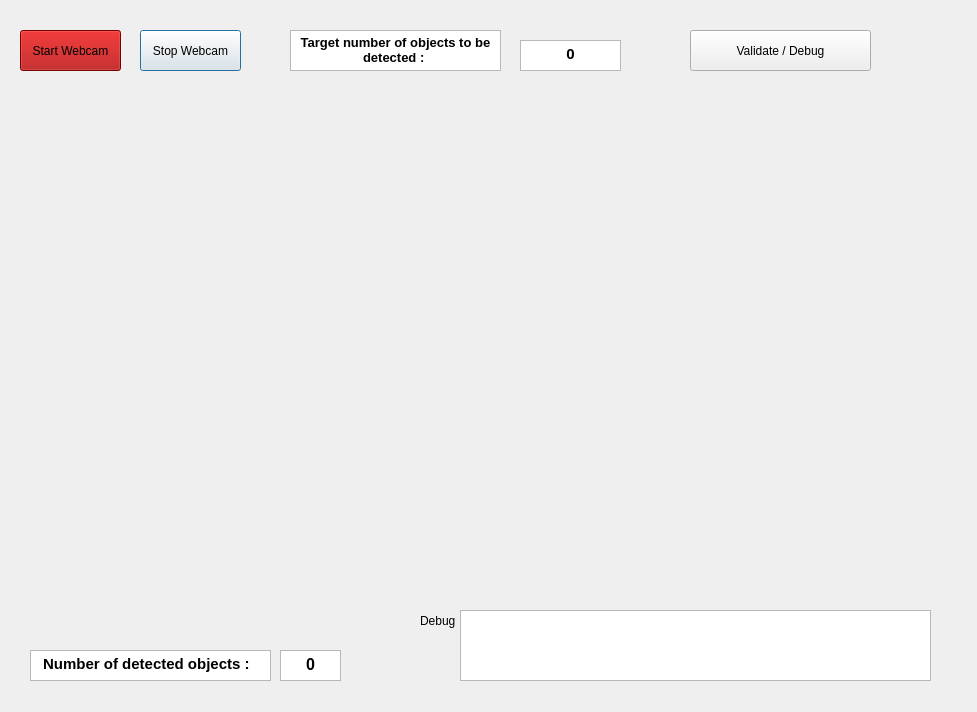
Above: app.ui from varaticalexandru/object-detection-project before the change. Below: the same form after it.
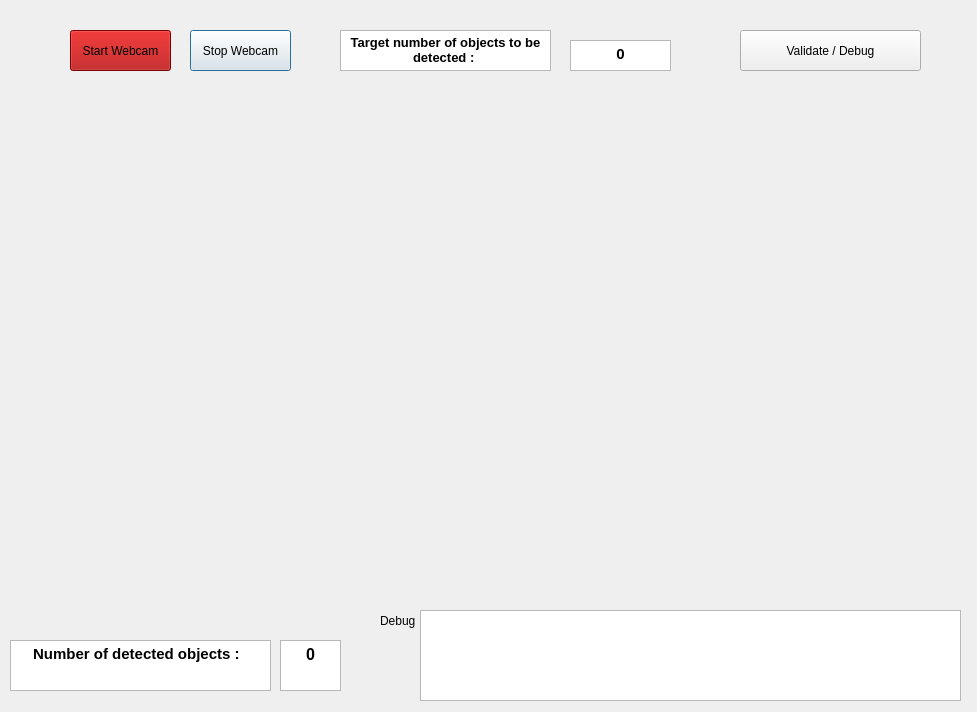
That is the form after the change.

Commit message: upd app.ui + scripts

Patch:
```diff
--- a/app.ui
+++ b/app.ui
@@ -29,10 +29,10 @@
   <widget class="QTextBrowser" name="sampleText_1">
    <property name="geometry">
     <rect>
-     <x>30</x>
-     <y>650</y>
-     <width>241</width>
-     <height>31</height>
+     <x>10</x>
+     <y>640</y>
+     <width>261</width>
+     <height>51</height>
     </rect>
    </property>
    <property name="html">
@@ -47,9 +47,9 @@
    <property name="geometry">
     <rect>
      <x>280</x>
-     <y>650</y>
+     <y>640</y>
      <width>61</width>
-     <height>31</height>
+     <height>51</height>
     </rect>
    </property>
    <property name="font">
@@ -68,7 +68,7 @@
   <widget class="QTextBrowser" name="sampleText_2">
    <property name="geometry">
     <rect>
-     <x>290</x>
+     <x>340</x>
      <y>30</y>
      <width>211</width>
      <height>41</height>
@@ -85,7 +85,7 @@
   <widget class="QTextEdit" name="targetEdit">
    <property name="geometry">
     <rect>
-     <x>520</x>
+     <x>570</x>
      <y>40</y>
      <width>101</width>
      <height>31</height>
@@ -116,7 +116,7 @@
   <widget class="QPushButton" name="stopWebcam">
    <property name="geometry">
     <rect>
-     <x>140</x>
+     <x>190</x>
      <y>30</y>
      <width>101</width>
      <height>41</height>
@@ -149,7 +149,7 @@
    </property>
    <property name="geometry">
     <rect>
-     <x>20</x>
+     <x>70</x>
      <y>30</y>
      <width>101</width>
      <height>41</height>
@@ -597,7 +597,7 @@
   <widget class="QPushButton" name="valButton">
    <property name="geometry">
     <rect>
-     <x>690</x>
+     <x>740</x>
      <y>30</y>
      <width>181</width>
      <height>41</height>
@@ -621,7 +621,7 @@
   <widget class="QLabel" name="label_18">
    <property name="geometry">
     <rect>
-     <x>420</x>
+     <x>380</x>
      <y>610</y>
      <width>68</width>
      <height>22</height>
@@ -634,10 +634,10 @@
   <widget class="QTextEdit" name="logEdit">
    <property name="geometry">
     <rect>
-     <x>460</x>
+     <x>420</x>
      <y>610</y>
-     <width>471</width>
-     <height>71</height>
+     <width>541</width>
+     <height>91</height>
     </rect>
    </property>
   </widget>
```
The commit also changes 2 other files.
